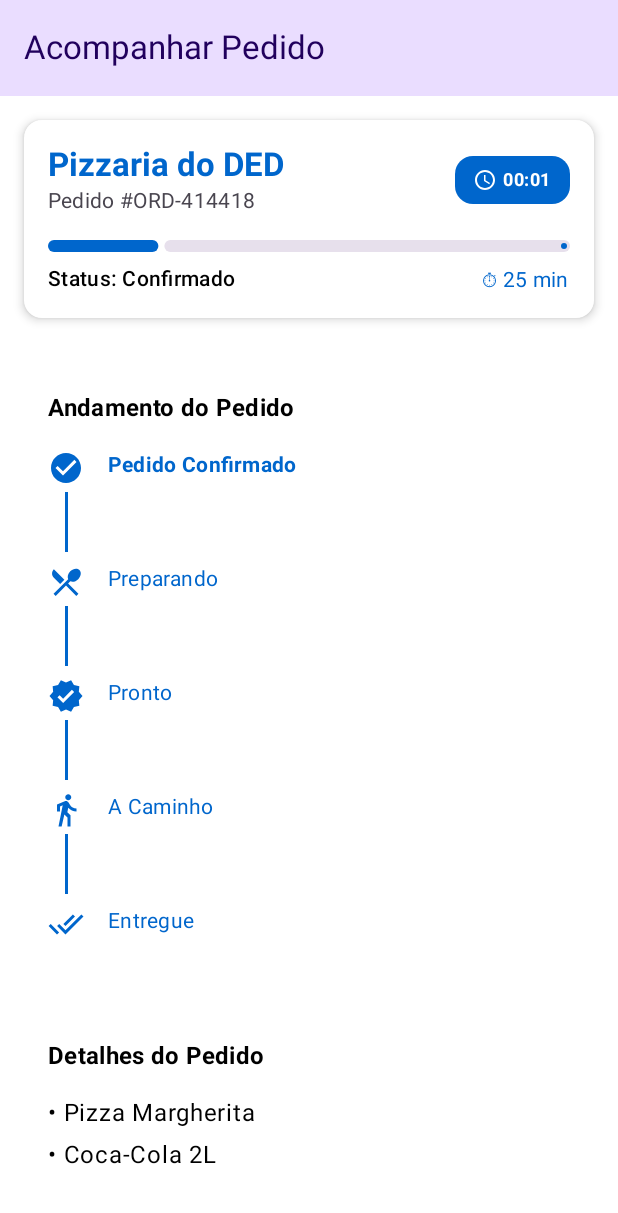
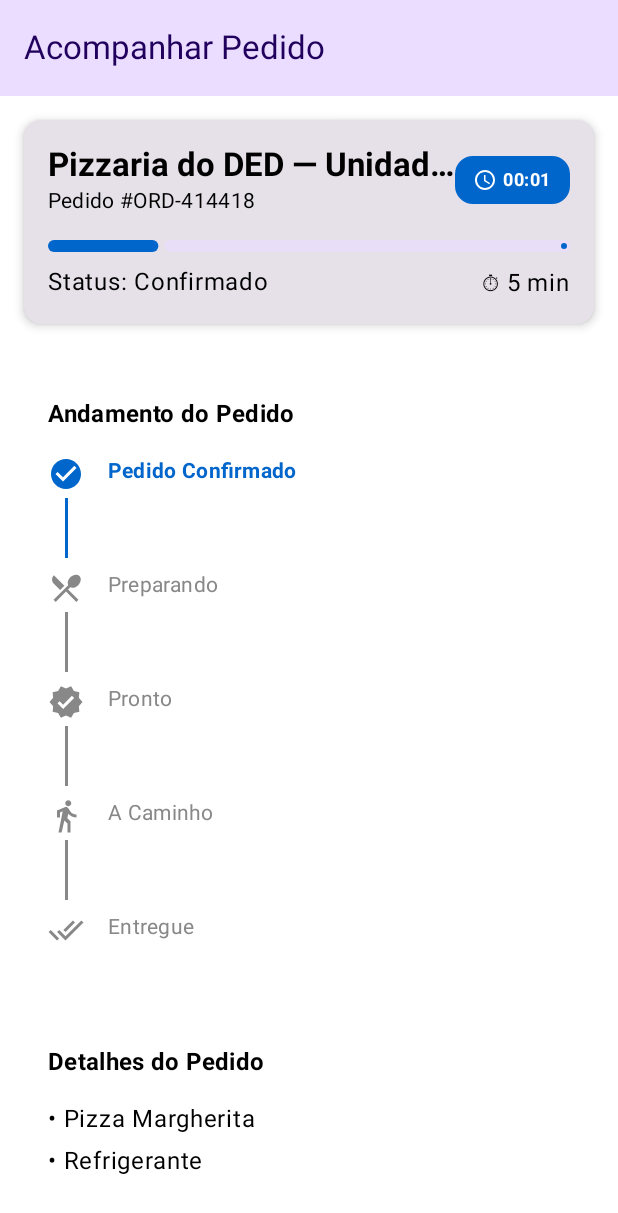
Before and after one commit to Wesleytech22/Mesa-Pronta, an Android app built with Jetpack Compose: the composable OrderTrackingScreen shown on its own in the app's theme, on a phone screen of 412 x 824 dp. Shown: the top 1213 px of the screen. Run offline under Robolectric (Android 15) with nearby library versions, the phone set to English and light mode, and no system bars.

Commit message:
Feat: :bug: Adjusting ordertracking screen

```diff
--- a/app/src/main/java/com/mesapronta/app/ui/screen/OrderTrackingScreen.kt
+++ b/app/src/main/java/com/mesapronta/app/ui/screen/OrderTrackingScreen.kt
@@ -1,5 +1,6 @@
 package com.mesapronta.app.ui.screens
 
+import android.widget.Toast
 import androidx.compose.foundation.background
 import androidx.compose.foundation.layout.*
 import androidx.compose.foundation.shape.RoundedCornerShape
@@ -7,55 +8,80 @@ import androidx.compose.material.icons.Icons
 import androidx.compose.material.icons.filled.*
 import androidx.compose.material3.*
 import androidx.compose.runtime.*
+import androidx.compose.runtime.saveable.rememberSaveable
 import androidx.compose.ui.Alignment
 import androidx.compose.ui.Modifier
 import androidx.compose.ui.graphics.Color
+import androidx.compose.ui.platform.LocalContext
 import androidx.compose.ui.text.font.FontWeight
+import androidx.compose.ui.text.style.TextOverflow
 import androidx.compose.ui.unit.dp
 import kotlinx.coroutines.delay
 
 @OptIn(ExperimentalMaterial3Api::class)
 @Composable
 fun OrderTrackingScreen(modifier: Modifier = Modifier) {
-    var orderStatus by remember { mutableStateOf(OrderStatus.CONFIRMED) }
-    var timeElapsed by remember { mutableStateOf(0) }
-    var estimatedTime by remember { mutableStateOf(25) }
 
-    // Timer em tempo real
-    LaunchedEffect(key1 = orderStatus) {
-        while (timeElapsed < 3600 && orderStatus != OrderStatus.DELIVERED) {
+    val context = LocalContext.current
+
+    val orders = listOf(
+        "Pizzaria do DED — Unidade Central",
+        "Hamburgueria Black House Burgers Premium Delivery",
+        "Sushi Top Express Fast Fresh Delivery"
+    )
+
+    var currentOrderIndex by rememberSaveable { mutableStateOf(0) }
+    var orderStatus by rememberSaveable { mutableStateOf(OrderStatus.CONFIRMED) }
+    var timeElapsed by rememberSaveable { mutableStateOf(0) }
+    var estimatedTime by rememberSaveable { mutableStateOf(5) }
+
+    val totalTime = 15 // menor para teste
+
+    // TIMER
+    LaunchedEffect(currentOrderIndex) {
+
+        timeElapsed = 0
+        orderStatus = OrderStatus.CONFIRMED
+
+        while (timeElapsed < totalTime) {
             delay(1000L)
             timeElapsed++
 
-            when (timeElapsed) {
-                in 0..300 -> estimatedTime = 25
-                in 301..600 -> estimatedTime = 20
-                in 601..900 -> estimatedTime = 15
-                in 901..1200 -> estimatedTime = 10
-                in 1201..1500 -> estimatedTime = 5
-                else -> estimatedTime = 0
+            val progress = timeElapsed.toFloat() / totalTime.toFloat()
+
+            orderStatus = when {
+                progress < 0.25f -> OrderStatus.CONFIRMED
+                progress < 0.50f -> OrderStatus.PREPARING
+                progress < 0.75f -> OrderStatus.READY
+                progress < 1.00f -> OrderStatus.ON_THE_WAY
+                else -> OrderStatus.DELIVERED
             }
 
-            when (timeElapsed) {
-                120 -> orderStatus = OrderStatus.PREPARING
-                480 -> orderStatus = OrderStatus.READY
-                900 -> orderStatus = OrderStatus.ON_THE_WAY
-                1200 -> orderStatus = OrderStatus.DELIVERED
+            estimatedTime = (totalTime - timeElapsed) / 3 + 1
         }
+
+        delay(500)
+
+        if (currentOrderIndex < orders.lastIndex) {
+            currentOrderIndex++
+        } else {
+            Toast.makeText(
+                context,
+                "Pedidos finalizados, prontos para o consumo!",
+                Toast.LENGTH_LONG
+            ).show()
         }
     }
 
-    val currentOrder = remember(orderStatus, timeElapsed) {
-        CurrentOrder(
+    val currentOrder = CurrentOrder(
         id = "ORD-${System.currentTimeMillis().toString().takeLast(6)}",
-            restaurantName = "Pizzaria do DED",
+        restaurantName = orders[currentOrderIndex],
         status = orderStatus,
         timeElapsed = timeElapsed,
         estimatedTime = estimatedTime,
-            items = listOf("Pizza Margherita", "Coca-Cola 2L", "Brownie"),
+        items = listOf("Pizza Margherita", "Refrigerante", "Brownie"),
         total = 89.90
     )
-    }
 
     Scaffold(
         topBar = {
@@ -75,12 +101,12 @@ fun OrderTrackingScreen(modifier: Modifier = Modifier) {
                 .background(MaterialTheme.colorScheme.background)
         ) {
             OrderHeader(currentOrder)
-            OrderTimeline(currentStatus = orderStatus, timeElapsed = timeElapsed)
+            OrderTimeline(currentOrder.status, currentOrder.timeElapsed)
             OrderDetails(currentOrder)
             OrderControls(
-                currentStatus = orderStatus,
-                onContactRestaurant = { /* Abrir chat */ },
-                onCancelOrder = { /* Cancelar pedido */ }
+                currentStatus = currentOrder.status,
+                onContactRestaurant = {},
+                onCancelOrder = {}
             )
         }
     }
@@ -102,34 +128,39 @@ data class CurrentOrder(
 
 @Composable
 fun OrderHeader(order: CurrentOrder) {
+
     Card(
         modifier = Modifier
             .fillMaxWidth()
             .padding(16.dp),
-        colors = CardDefaults.cardColors(containerColor = MaterialTheme.colorScheme.surface),
-        elevation = CardDefaults.cardElevation(defaultElevation = 4.dp)
+        elevation = CardDefaults.cardElevation(4.dp)
     ) {
+
         Column(modifier = Modifier.padding(16.dp)) {
+
             Row(
                 modifier = Modifier.fillMaxWidth(),
                 horizontalArrangement = Arrangement.SpaceBetween,
                 verticalAlignment = Alignment.CenterVertically
             ) {
-                Column {
+
+                Column(Modifier.weight(1f)) {
+
                     Text(
                         order.restaurantName,
                         style = MaterialTheme.typography.titleLarge,
                         fontWeight = FontWeight.Bold,
-                        color = MaterialTheme.colorScheme.primary
+                        maxLines = 1,
+                        overflow = TextOverflow.Ellipsis
                     )
+
                     Text(
                         "Pedido #${order.id}",
-                        style = MaterialTheme.typography.bodyMedium,
-                        color = MaterialTheme.colorScheme.onSurfaceVariant
+                        style = MaterialTheme.typography.bodyMedium
                     )
                 }
 
-                RealTimeTimer(timeElapsed = order.timeElapsed)
+                RealTimeTimer(order.timeElapsed)
             }
 
             Spacer(modifier = Modifier.height(16.dp))
@@ -138,9 +169,7 @@ fun OrderHeader(order: CurrentOrder) {
                 progress = calculateProgress(order.status),
                 modifier = Modifier
                     .fillMaxWidth()
-                    .height(8.dp),
-                color = MaterialTheme.colorScheme.primary,
-                trackColor = MaterialTheme.colorScheme.surfaceVariant
+                    .height(8.dp)
             )
 
             Spacer(modifier = Modifier.height(8.dp))
@@ -149,17 +178,8 @@ fun OrderHeader(order: CurrentOrder) {
                 modifier = Modifier.fillMaxWidth(),
                 horizontalArrangement = Arrangement.SpaceBetween
             ) {
-                Text(
-                    "Status: ${getStatusText(order.status)}",
-                    style = MaterialTheme.typography.bodyMedium,
-                    fontWeight = FontWeight.SemiBold
-                )
-
-                Text(
-                    if (order.estimatedTime > 0) "⏱ ${order.estimatedTime} min" else "🕐 Chegando...",
-                    style = MaterialTheme.typography.bodyMedium,
-                    color = MaterialTheme.colorScheme.primary
-                )
+                Text("Status: ${getStatusText(order.status)}")
+                Text("⏱ ${order.estimatedTime} min")
             }
         }
     }
@@ -195,15 +215,24 @@ fun RealTimeTimer(timeElapsed: Int) {
     }
 }
 
+data class TimelineStep(
+    val status: OrderStatus,
+    val title: String,
+    val icon: androidx.compose.ui.graphics.vector.ImageVector
+)
+
 @Composable
 fun OrderTimeline(currentStatus: OrderStatus, timeElapsed: Int) {
+
     Card(
         modifier = Modifier
             .fillMaxWidth()
             .padding(16.dp),
         colors = CardDefaults.cardColors(containerColor = MaterialTheme.colorScheme.surface)
     ) {
+
         Column(modifier = Modifier.padding(16.dp)) {
+
             Text(
                 "Andamento do Pedido",
                 style = MaterialTheme.typography.titleMedium,
@@ -220,8 +249,11 @@ fun OrderTimeline(currentStatus: OrderStatus, timeElapsed: Int) {
             )
 
             Column {
-                for ((index, step) in steps.withIndex()) {
-                    val isCompleted = steps.indexOf<Any>(step.status) <= steps.indexOf<Any>(currentStatus)
+                steps.forEachIndexed { index, step ->
+
+                    val isCompleted = steps.indexOfFirst { it.status == step.status } <=
+                            steps.indexOfFirst { it.status == currentStatus }
+
                     val isCurrent = step.status == currentStatus
 
                     TimelineStepItem(
@@ -230,6 +262,7 @@ fun OrderTimeline(currentStatus: OrderStatus, timeElapsed: Int) {
                         isCurrent = isCurrent,
                         isLast = index == steps.size - 1
                     )
+
                     if (index < steps.size - 1) {
                         Spacer(modifier = Modifier.height(8.dp))
                     }
@@ -239,12 +272,6 @@ fun OrderTimeline(currentStatus: OrderStatus, timeElapsed: Int) {
     }
 }
 
-data class TimelineStep(
-    val status: OrderStatus,
-    val title: String,
-    val icon: androidx.compose.ui.graphics.vector.ImageVector
-)
-
 @Composable
 fun TimelineStepItem(
     step: TimelineStep,
@@ -252,21 +279,29 @@ fun TimelineStepItem(
     isCurrent: Boolean,
     isLast: Boolean
 ) {
+
     Row(verticalAlignment = Alignment.Top) {
+
         Column(horizontalAlignment = Alignment.CenterHorizontally) {
+
             Icon(
                 imageVector = step.icon,
                 contentDescription = step.title,
                 tint = if (isCompleted) MaterialTheme.colorScheme.primary else Color.Gray,
                 modifier = Modifier.size(24.dp)
             )
+
             if (!isLast) {
+
                 Spacer(modifier = Modifier.height(4.dp))
+
                 Box(
                     modifier = Modifier
                         .width(2.dp)
                         .height(40.dp)
-                        .background(if (isCompleted) MaterialTheme.colorScheme.primary else Color.Gray)
+                        .background(
+                            if (isCompleted) MaterialTheme.colorScheme.primary else Color.Gray
+                        )
                 )
             }
         }
@@ -274,6 +309,7 @@ fun TimelineStepItem(
         Spacer(modifier = Modifier.width(16.dp))
 
         Column(modifier = Modifier.weight(1f)) {
+
             Text(
                 step.title,
                 style = MaterialTheme.typography.bodyMedium,
@@ -286,13 +322,16 @@ fun TimelineStepItem(
 
 @Composable
 fun OrderDetails(order: CurrentOrder) {
+
     Card(
         modifier = Modifier
             .fillMaxWidth()
             .padding(16.dp),
         colors = CardDefaults.cardColors(containerColor = MaterialTheme.colorScheme.surface)
     ) {
+
         Column(modifier = Modifier.padding(16.dp)) {
+
             Text(
                 "Detalhes do Pedido",
                 style = MaterialTheme.typography.titleMedium,
@@ -321,12 +360,14 @@ fun OrderControls(
     onContactRestaurant: () -> Unit,
     onCancelOrder: () -> Unit
 ) {
+
     Column(
         modifier = Modifier
             .fillMaxWidth()
             .padding(16.dp),
         verticalArrangement = Arrangement.spacedBy(12.dp)
     ) {
+
         Button(
             onClick = onContactRestaurant,
             modifier = Modifier.fillMaxWidth()
@@ -347,7 +388,6 @@ fun OrderControls(
     }
 }
 
-// Funções auxiliares
 private fun calculateProgress(status: OrderStatus): Float {
     return when (status) {
         OrderStatus.CONFIRMED -> 0.2f
```
Lines whose indentation alone changed are shown as unchanged.
